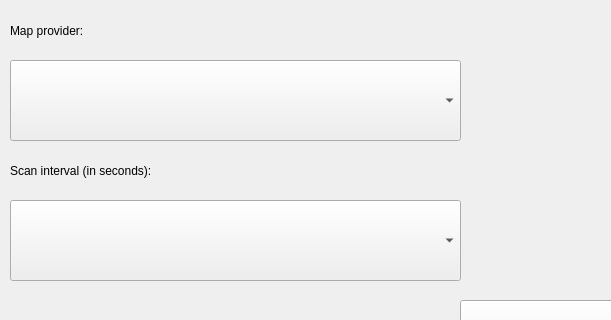
The window that settings.ui (arcean/wlan-navi) describes before a commit, drawn with Qt 5; both pictures show x 0 to 611 and y 0 to 320 of the 840 by 420 pixel window.
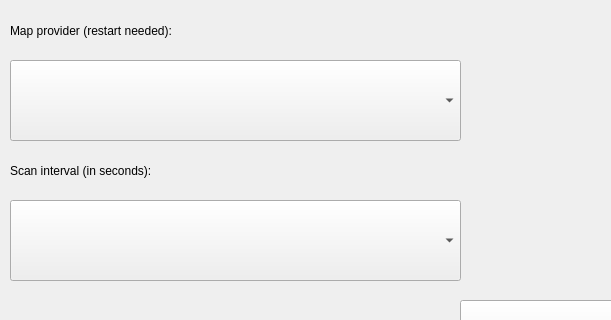
The same window after the commit.

Diff of the .ui file:
```diff
--- a/settings.ui
+++ b/settings.ui
@@ -24,7 +24,7 @@
      </rect>
     </property>
     <property name="text">
-     <string>Map provider:</string>
+     <string>Map provider (restart needed):</string>
     </property>
    </widget>
    <widget class="QComboBox" name="mapProviderCB">
```
